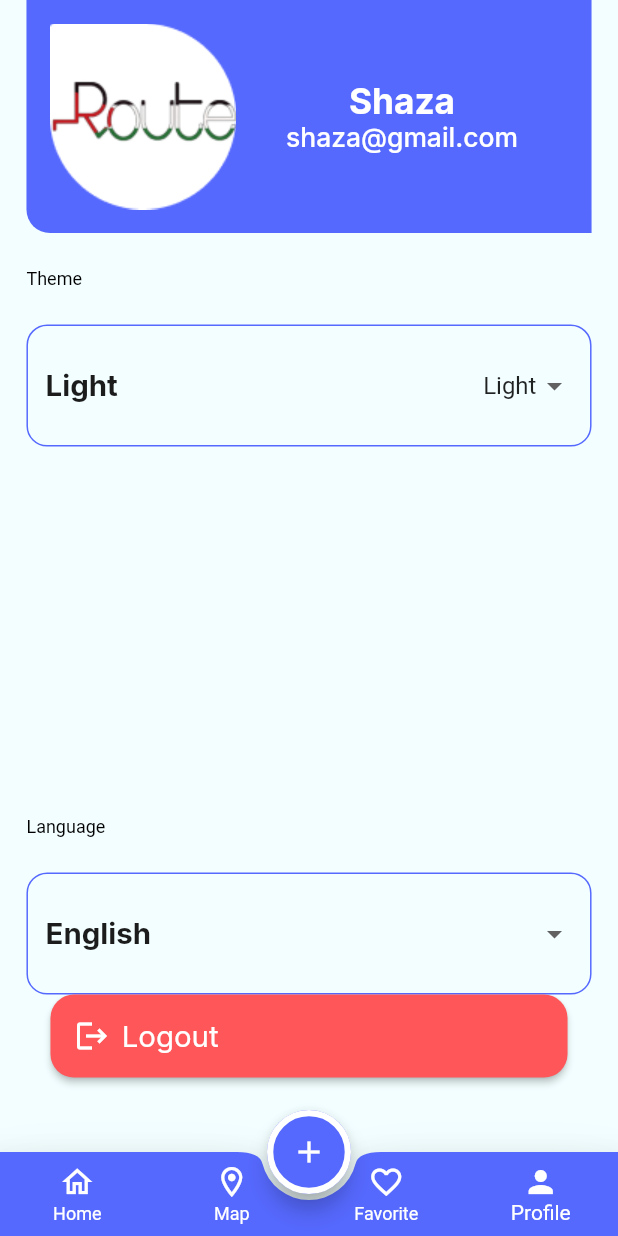
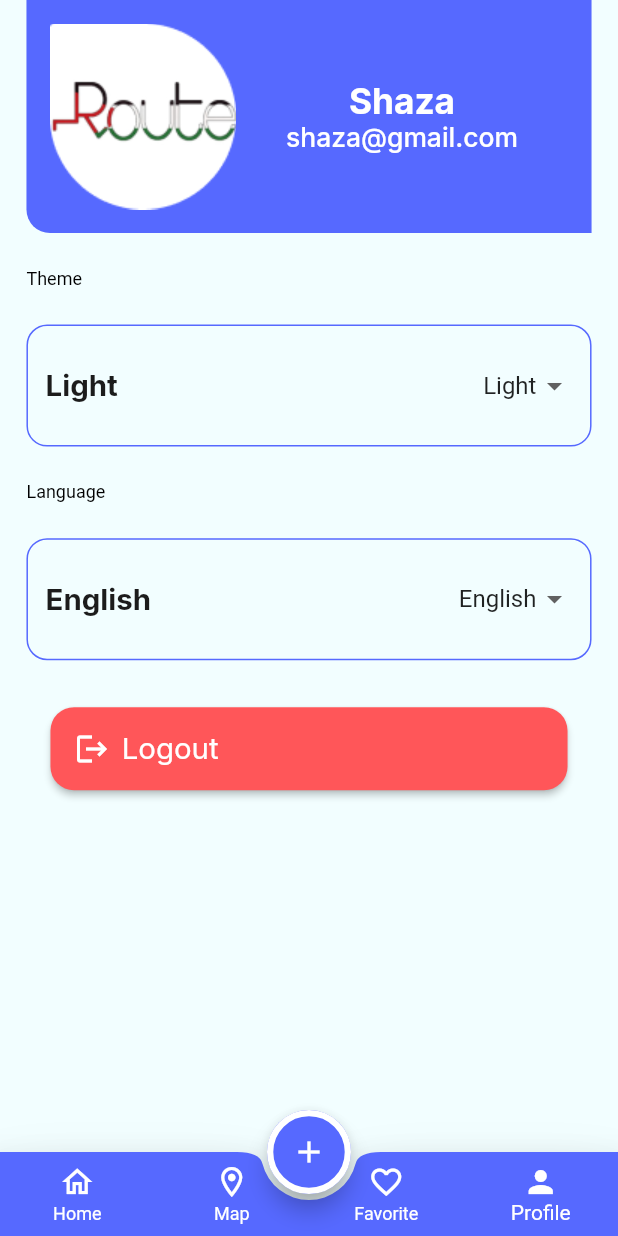
Before and after one commit to shaza28/Evently-_App, a Flutter app: the screen it shows after launch, item 4 of the bottom bar chosen, after a tap on "Logout", on a phone screen of 412 x 824 dp. Run offline on Flutter 3.47's test engine with Material 2 defaults, Android fonts, the light colour scheme and no system bars; our stand-ins replace flutter_screenutil, google_fonts.

Commit message:
Fix profile dropdown and update fonts

```diff
--- a/lib/core/widget/event_item.dart
+++ b/lib/core/widget/event_item.dart
@@ -5,7 +5,7 @@ import 'package:evently_app/models/event_model.dart';
 import 'package:flutter/material.dart';
 import 'package:flutter_screenutil/flutter_screenutil.dart';
 import 'package:google_fonts/google_fonts.dart';
-import "package:intl/intl.dart";
+
 
 class EventItem extends StatefulWidget {
   const EventItem({super.key, required this.event});
--- a/lib/feature/main_layout/home/home_tab.dart
+++ b/lib/feature/main_layout/home/home_tab.dart
@@ -1,13 +1,10 @@
-import 'package:evently_app/config/theme/theme_manager.dart';
 import 'package:evently_app/core/resourses/colors_manager.dart';
 import 'package:evently_app/core/widget/custom_tab_bar.dart';
+import 'package:evently_app/core/widget/event_item.dart';
+import 'package:evently_app/models/category_model.dart';
 import 'package:evently_app/models/event_model.dart';
 import 'package:flutter/material.dart';
 import 'package:flutter_screenutil/flutter_screenutil.dart';
-import 'package:google_fonts/google_fonts.dart';
-
-import '../../../core/widget/event_item.dart';
-import '../../../models/category_model.dart';
 
 class HomeTab extends StatefulWidget {
   const HomeTab({super.key});
@@ -18,6 +15,7 @@ class HomeTab extends StatefulWidget {
 
 class _HomeTabState extends State<HomeTab> {
   int selectedIndex = 0;
+
   @override
   Widget build(BuildContext context) {
     return Column(
@@ -34,7 +32,6 @@ class _HomeTabState extends State<HomeTab> {
             right: false,
             bottom: false,
             child: Column(
-              mainAxisAlignment: MainAxisAlignment.center,
               crossAxisAlignment: CrossAxisAlignment.stretch,
               children: [
                 Row(
@@ -58,20 +55,26 @@ class _HomeTabState extends State<HomeTab> {
                             ),
                             Text(
                               "Cairo, Egypt",
-                              style: Theme.of(context).textTheme.headlineSmall,
+                              style:
+                              Theme.of(context).textTheme.headlineSmall,
                             ),
                           ],
                         ),
                       ],
                     ),
-                     Spacer(),
+
+                    const Spacer(),
+
                     IconButton(
                       onPressed: () {},
-                        icon: Icon(
+                      icon: const Icon(
                         Icons.light_mode,
                         color: AppColors.white,
-                        )),
+                      ),
+                    ),
+
                     SizedBox(width: 10.w),
+
                     InkWell(
                       onTap: () {},
                       child: Card(
@@ -79,14 +82,17 @@ class _HomeTabState extends State<HomeTab> {
                           padding: const EdgeInsets.all(8.0),
                           child: Text(
                             "En",
-                            style: Theme.of(context).textTheme.headlineMedium,
+                            style:
+                            Theme.of(context).textTheme.headlineMedium,
                           ),
                         ),
                       ),
-                    )
+                    ),
                   ],
                 ),
+
                 SizedBox(height: 12.h),
+
                 CustomTabBar(
                   categories: CategoryModel.categoryWithAll,
                   selectedBackgroundColor:
@@ -96,21 +102,25 @@ class _HomeTabState extends State<HomeTab> {
                   selectedForegroundColor:
                   Theme.of(context).colorScheme.onPrimary,
                   unselectedForegroundColor:
-                        Theme.of(context).colorScheme.onSecondary),
+                  Theme.of(context).colorScheme.onSecondary,
+                ),
+              ],
+            ),
+          ),
+        ),
+
         Expanded(
           child: ListView.builder(
+            padding: EdgeInsets.symmetric(vertical: 8.h, horizontal: 8.w),
+            itemCount: 20,
             itemBuilder: (context, index) => EventItem(
               event: EventModel(
                 category: CategoryModel.categories[3],
                 title: "tittle",
-                        description:
-                            "Meeting for Updating The Development Method",
+                description: "Meeting for Updating The Development Method",
                 dateTime: DateTime.now(),
-                        timeOfDay: TimeOfDay.now()),
+                timeOfDay: TimeOfDay.now(),
               ),
-                  itemCount: 20,
-                )),
-              ],
             ),
           ),
         ),
--- a/lib/feature/main_layout/profile/custom_drop_down_item.dart
+++ b/lib/feature/main_layout/profile/custom_drop_down_item.dart
@@ -44,7 +44,7 @@ class CustomDropDownItem extends StatelessWidget {
               const Spacer(),
               DropdownButton<String>(
                 underline: Container(),
-                value: "Light", // القيمة الافتراضية
+                value: selectedLabel, // القيمة الافتراضية
                 items: menuItem.map((String item) {
                   return DropdownMenuItem<String>(
                     value: item,
--- a/lib/feature/main_layout/profile/profile_tab.dart
+++ b/lib/feature/main_layout/profile/profile_tab.dart
@@ -1,3 +1,4 @@
+/*
 import 'package:evently_app/core/resourses/assets_manager.dart';
 import 'package:evently_app/core/resourses/colors_manager.dart';
 import 'package:evently_app/feature/main_layout/profile/custom_drop_down_item.dart';
@@ -99,3 +100,108 @@ class ProfileTab extends StatelessWidget {
     );
   }
 }
+*/
+import 'package:flutter/cupertino.dart';
+import 'package:flutter/material.dart';
+import 'package:flutter_screenutil/flutter_screenutil.dart';
+import 'package:google_fonts/google_fonts.dart';
+
+import '../../../core/resourses/assets_manager.dart';
+import '../../../core/resourses/colors_manager.dart';
+import 'custom_drop_down_item.dart';
+
+class ProfileTab extends StatelessWidget {
+  const ProfileTab({super.key});
+
+  @override
+  Widget build(BuildContext context) {
+    return SingleChildScrollView( // خلي الصفحة scrollable
+      child: Container(
+        margin: REdgeInsets.symmetric(horizontal: 18),
+        child: Column(
+          crossAxisAlignment: CrossAxisAlignment.start,
+          children: [
+            Container(
+              padding: REdgeInsets.symmetric(vertical: 16, horizontal: 16),
+              width: double.infinity,
+              decoration: BoxDecoration(
+                color: AppColors.blue,
+                borderRadius:
+                BorderRadius.only(bottomLeft: Radius.circular(16.r)),
+              ),
+              child: SafeArea(
+                bottom: false,
+                left: false,
+                right: false,
+                child: Row(
+                  children: [
+                    Image.asset(AppImages.profile),
+                    Expanded(
+                      child: Column(
+                        crossAxisAlignment: CrossAxisAlignment.center,
+                        mainAxisAlignment: MainAxisAlignment.center,
+                        children: [
+                          Text(
+                            "Shaza",
+                            style: GoogleFonts.inter(
+                                fontSize: 24.sp,
+                                fontWeight: FontWeight.bold,
+                                color: AppColors.white),
+                          ),
+                          Text(
+                            "shaza@gmail.com",
+                            style: GoogleFonts.inter(
+                                fontSize: 18.sp,
+                                fontWeight: FontWeight.w500,
+                                color: AppColors.white),
+                          ),
+                        ],
+                      ),
+                    ),
+                  ],
+                ),
+              ),
+            ),
+            SizedBox(height: 24.h),
+            CustomDropDownItem(
+              label: "Theme",
+              selectedLabel: "Light",
+              menuItem: ["Light", "Dark"],
+            ),
+            SizedBox(height: 24.h), // بدل Spacer
+            CustomDropDownItem(
+              label: "Language",
+              selectedLabel: "English",
+              menuItem: ["English", "Arabic"],
+            ),
+            SizedBox(height: 32.h),
+            Container(
+              margin: EdgeInsets.symmetric(horizontal: 16),
+              child: ElevatedButton(
+                style: ElevatedButton.styleFrom(
+                  padding: REdgeInsets.symmetric(horizontal: 16, vertical: 16),
+                  backgroundColor: AppColors.red,
+                  foregroundColor: AppColors.white,
+                  textStyle: GoogleFonts.inter(
+                    fontSize: 20.sp,
+                    fontWeight: FontWeight.w400,
+                    color: AppColors.white,
+                  ),
+                ),
+                onPressed: () {},
+                child: Row(
+                  children: [
+                    Icon(Icons.logout),
+                    SizedBox(width: 8.h),
+                    Text("Logout"),
+                  ],
+                ),
+              ),
+            ),
+            SizedBox(height: 24.h), // بدل Spacer
+          ],
+        ),
+      ),
+    );
+  }
+}
```
Lines whose indentation alone changed are shown as unchanged.
